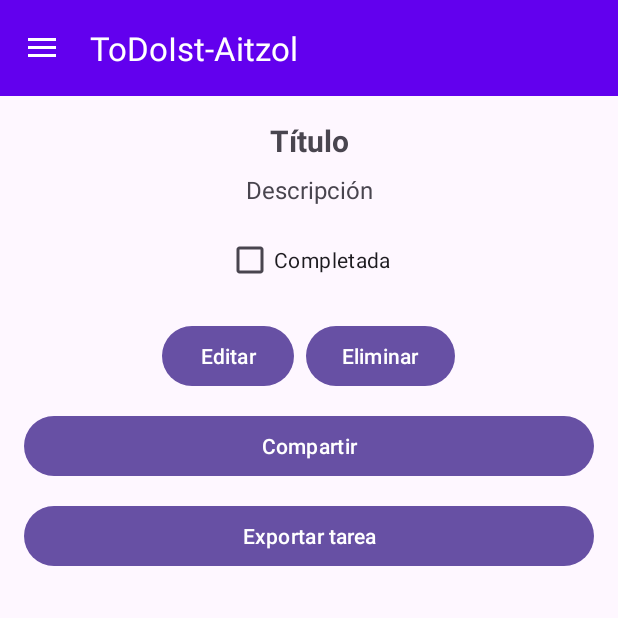
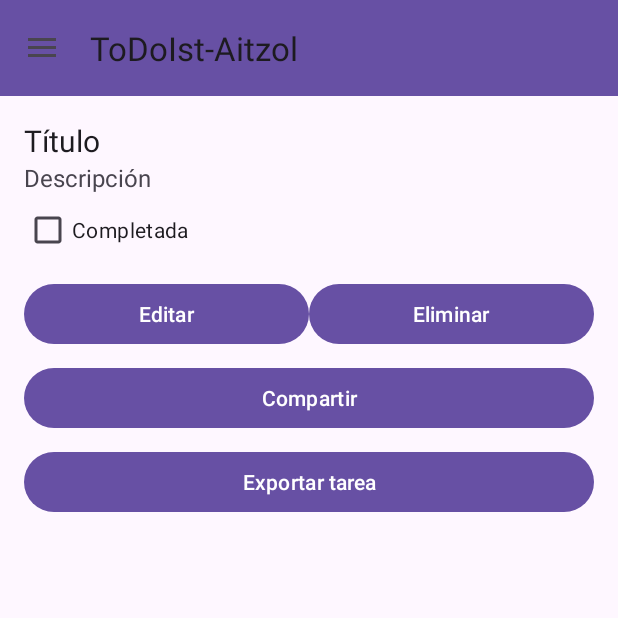
Before and after one commit to aitzolluengo/ToDoIst-Aitzol, an Android app: the fragment TaskDetailFragment placed in its activity, on a phone screen of 412 x 824 dp, the top half of it. Run offline under Robolectric (Android 15) with nearby library versions, the phone set to English and light mode, and no system bars; our stand-ins replace Room's generated code.

Commit message:
La orientación solucionada en todas las pantallas

```diff
--- a/app/src/main/java/com/tzolas/todoist_aitzol/ui/MainActivity.java
+++ b/app/src/main/java/com/tzolas/todoist_aitzol/ui/MainActivity.java
@@ -22,8 +22,6 @@ import com.tzolas.todoist_aitzol.ui.tasklist.TaskListFragment;
 
 import java.util.Locale;
 
-
-
 public class MainActivity extends AppCompatActivity implements NavigationView.OnNavigationItemSelectedListener {
 
     private DrawerLayout drawerLayout;
@@ -32,12 +30,10 @@ public class MainActivity extends AppCompatActivity implements NavigationView.On
     protected void onCreate(Bundle savedInstanceState) {
         SharedPreferences prefs = PreferenceManager.getDefaultSharedPreferences(this);
         String language = prefs.getString("pref_language", "default");
-        setAppLocale(language);
-        applySavedLocale();
+        applyLocale(language);
 
         boolean isDarkMode = prefs.getBoolean("pref_dark_mode", false);
-        setDarkMode(isDarkMode);
-
+        applyDarkMode(isDarkMode);
 
         super.onCreate(savedInstanceState);
         setContentView(R.layout.activity_main);
@@ -59,13 +55,10 @@ public class MainActivity extends AppCompatActivity implements NavigationView.On
             getSupportFragmentManager().beginTransaction()
                     .replace(R.id.fragment_container, new TaskListFragment())
                     .commit();
-            navigationView.setCheckedItem(R.id.nav_tasks);
         }
     }
-    private void applySavedLocale() {
-        SharedPreferences prefs = PreferenceManager.getDefaultSharedPreferences(this);
-        String languageCode = prefs.getString("pref_language", "default");
 
+    private void applyLocale(String languageCode) {
         if (!languageCode.equals("default")) {
             Locale locale = new Locale(languageCode);
             Locale.setDefault(locale);
@@ -75,38 +68,10 @@ public class MainActivity extends AppCompatActivity implements NavigationView.On
         }
     }
 
-
-    private void setAppLocale(String languageCode) {
-        SharedPreferences prefs = PreferenceManager.getDefaultSharedPreferences(this);
-        String currentLanguage = prefs.getString("pref_language", "default");
-
-        // ⚠️ Solo recrear si el idioma ha cambiado
-        if (!currentLanguage.equals(languageCode)) {
-            Locale locale = languageCode.equals("default") ? Locale.getDefault() : new Locale(languageCode);
-            Locale.setDefault(locale);
-
-            Configuration config = new Configuration();
-            config.setLocale(locale);
-
-            getApplicationContext().createConfigurationContext(config);
-
-            // Guarda el nuevo idioma en SharedPreferences
-            SharedPreferences.Editor editor = prefs.edit();
-            editor.putString("pref_language", languageCode);
-            editor.apply();
-
-            recreate(); // ✅ Ahora solo se reinicia si realmente cambió el idioma
-        }
-    }
-
-
-
-
-    private void setDarkMode(boolean isEnabled) {
+    private void applyDarkMode(boolean isEnabled) {
         int nightMode = isEnabled ? AppCompatDelegate.MODE_NIGHT_YES : AppCompatDelegate.MODE_NIGHT_NO;
         AppCompatDelegate.setDefaultNightMode(nightMode);
     }
-
 
     @Override
     public boolean onNavigationItemSelected(@NonNull MenuItem item) {
@@ -124,7 +89,6 @@ public class MainActivity extends AppCompatActivity implements NavigationView.On
             getSupportFragmentManager().beginTransaction()
                     .replace(R.id.fragment_container, new SettingsFragment())
                     .commit();
-            // Implementar fragmento de configuración
         }
 
         drawerLayout.closeDrawer(GravityCompat.START);
--- a/app/src/main/java/com/tzolas/todoist_aitzol/ui/tasklist/TaskListFragment.java
+++ b/app/src/main/java/com/tzolas/todoist_aitzol/ui/tasklist/TaskListFragment.java
@@ -5,6 +5,7 @@ import android.os.Bundle;
 import android.view.LayoutInflater;
 import android.view.View;
 import android.view.ViewGroup;
+
 import androidx.annotation.NonNull;
 import androidx.annotation.Nullable;
 import androidx.fragment.app.Fragment;
@@ -12,13 +13,13 @@ import androidx.lifecycle.ViewModelProvider;
 import androidx.preference.PreferenceManager;
 import androidx.recyclerview.widget.LinearLayoutManager;
 import androidx.recyclerview.widget.RecyclerView;
+
 import com.google.android.material.floatingactionbutton.FloatingActionButton;
 import com.tzolas.todoist_aitzol.R;
 import com.tzolas.todoist_aitzol.data.local.entities.Task;
 import com.tzolas.todoist_aitzol.ui.addtask.AddTaskFragment;
 import com.tzolas.todoist_aitzol.ui.taskdetail.TaskDetailFragment;
 import com.tzolas.todoist_aitzol.viewModel.TaskViewModel;
-
 
 public class TaskListFragment extends Fragment {
 
@@ -64,7 +65,7 @@ public class TaskListFragment extends Fragment {
     private void onTaskClick(Task task) {
         TaskDetailFragment taskDetailFragment = new TaskDetailFragment();
         Bundle bundle = new Bundle();
-        bundle.putParcelable("task", task); // ✅ Usamos Parcelable en lugar de Serializable
+        bundle.putParcelable("task", task);
         taskDetailFragment.setArguments(bundle);
 
         getParentFragmentManager().beginTransaction()
--- /dev/null
+++ b/app/src/main/res/drawable/ic_completed.xml
@@ -0,0 +1,10 @@
+<vector xmlns:android="http://schemas.android.com/apk/res/android"
+    android:width="24dp"
+    android:height="24dp"
+    android:viewportWidth="24"
+    android:viewportHeight="24"
+    android:tint="?attr/colorControlNormal">
+    <path
+        android:fillColor="@android:color/black"
+        android:pathData="M19,3H5c-1.1,0 -2,0.9 -2,2v14c0,1.1 0.9,2 2,2h14c1.1,0 2,-0.9 2,-2V5c0,-1.1 -0.9,-2 -2,-2zM9,17L5,13l1.4,-1.4L9,14.2l8.6,-8.6L19,7L9,17z"/>
+</vector>
--- /dev/null
+++ b/app/src/main/res/drawable/ic_settings.xml
@@ -0,0 +1,10 @@
+<vector xmlns:android="http://schemas.android.com/apk/res/android"
+    android:width="24dp"
+    android:height="24dp"
+    android:viewportWidth="24"
+    android:viewportHeight="24"
+    android:tint="?attr/colorControlNormal">
+    <path
+        android:fillColor="@android:color/black"
+        android:pathData="M12,15.5A3.5,3.5 0 1,1 15.5,12A3.5,3.5 0 0,1 12,15.5M19.4,12A7.4,7.4 0 0,1 12,19.4A7.4,7.4 0 0,1 4.6,12A7.4,7.4 0 0,1 12,4.6A7.4,7.4 0 0,1 19.4,12M22,12A10,10 0 0,0 12,2A10,10 0 0,0 2,12A10,10 0 0,0 12,22A10,10 0 0,0 22,12Z"/>
+</vector>
--- /dev/null
+++ b/app/src/main/res/drawable/ic_task.xml
@@ -0,0 +1,10 @@
+<vector xmlns:android="http://schemas.android.com/apk/res/android"
+    android:width="24dp"
+    android:height="24dp"
+    android:viewportWidth="24"
+    android:viewportHeight="24"
+    android:tint="?attr/colorControlNormal">
+    <path
+        android:fillColor="@android:color/black"
+        android:pathData="M9,16.2L4.8,12l-1.4,1.4L9,19,21,7l-1.4,-1.4L9,16.2z"/>
+</vector>
--- /dev/null
+++ b/app/src/main/res/layout-land/activity_main.xml
@@ -0,0 +1,28 @@
+<?xml version="1.0" encoding="utf-8"?>
+<androidx.constraintlayout.widget.ConstraintLayout
+    xmlns:android="http://schemas.android.com/apk/res/android"
+    xmlns:app="http://schemas.android.com/apk/res-auto"
+    xmlns:tools="http://schemas.android.com/tools"
+    android:layout_width="match_parent"
+    android:layout_height="match_parent"
+    tools:context=".ui.MainActivity">
+
+    <!-- Fragmento de lista de tareas -->
+    <FrameLayout
+        android:id="@+id/fragment_task_list"
+        android:layout_width="0dp"
+        android:layout_height="match_parent"
+        android:layout_weight="1"
+        app:layout_constraintStart_toStartOf="parent"
+        app:layout_constraintEnd_toStartOf="@+id/fragment_task_detail"/>
+
+    <!-- Fragmento de detalles de la tarea -->
+    <FrameLayout
+        android:id="@+id/fragment_task_detail"
+        android:layout_width="0dp"
+        android:layout_height="match_parent"
+        android:layout_weight="1"
+        app:layout_constraintStart_toEndOf="@+id/fragment_task_list"
+        app:layout_constraintEnd_toEndOf="parent"/>
+
+</androidx.constraintlayout.widget.ConstraintLayout>
--- a/app/src/main/res/layout/activity_main.xml
+++ b/app/src/main/res/layout/activity_main.xml
@@ -1,37 +1,38 @@
 <?xml version="1.0" encoding="utf-8"?>
-<androidx.drawerlayout.widget.DrawerLayout xmlns:android="http://schemas.android.com/apk/res/android"
+<androidx.drawerlayout.widget.DrawerLayout
+    xmlns:android="http://schemas.android.com/apk/res/android"
     xmlns:app="http://schemas.android.com/apk/res-auto"
-    xmlns:tools="http://schemas.android.com/tools"
     android:id="@+id/drawer_layout"
     android:layout_width="match_parent"
-    android:layout_height="match_parent"
-    tools:context=".ui.MainActivity">
+    android:layout_height="match_parent">
 
+    <!-- Contenedor principal -->
     <LinearLayout
         android:layout_width="match_parent"
         android:layout_height="match_parent"
         android:orientation="vertical">
 
+        <!-- Barra de herramientas -->
         <androidx.appcompat.widget.Toolbar
             android:id="@+id/toolbar"
             android:layout_width="match_parent"
-            android:layout_height="wrap_content"
-            android:background="@color/colorPrimary"
-            android:theme="@style/ThemeOverlay.AppCompat.Dark.ActionBar"
-            app:title="@string/app_name" />
+            android:layout_height="?attr/actionBarSize"
+            android:background="?attr/colorPrimary"
+            app:popupTheme="@style/ThemeOverlay.AppCompat.Light"/>
 
+        <!-- Contenedor para los fragmentos -->
         <FrameLayout
             android:id="@+id/fragment_container"
             android:layout_width="match_parent"
-            android:layout_height="match_parent" />
+            android:layout_height="match_parent"/>
     </LinearLayout>
 
+    <!-- Menú de navegación -->
     <com.google.android.material.navigation.NavigationView
         android:id="@+id/nav_view"
         android:layout_width="wrap_content"
         android:layout_height="match_parent"
         android:layout_gravity="start"
-        app:headerLayout="@layout/nav_header"
-        app:menu="@menu/drawer_menu" />
+        app:menu="@menu/drawer_menu"/>
 
 </androidx.drawerlayout.widget.DrawerLayout>
--- a/app/src/main/res/layout/fragment_task_detail.xml
+++ b/app/src/main/res/layout/fragment_task_detail.xml
@@ -1,10 +1,14 @@
-<?xml version="1.0" encoding="utf-8"?>
-<LinearLayout xmlns:android="http://schemas.android.com/apk/res/android"
+<ScrollView
+    xmlns:android="http://schemas.android.com/apk/res/android"
     android:layout_width="match_parent"
     android:layout_height="match_parent"
+    android:fillViewport="true">
+
+    <LinearLayout
+        android:layout_width="match_parent"
+        android:layout_height="wrap_content"
         android:orientation="vertical"
-    android:padding="16dp"
-    android:gravity="center_horizontal">
+        android:padding="16dp">
 
         <!-- Título de la tarea -->
         <TextView
@@ -13,9 +17,7 @@
             android:layout_height="wrap_content"
             android:text="@string/task_title"
             android:textSize="20sp"
-        android:textStyle="bold"
-        android:gravity="center"
-        android:layout_marginBottom="8dp"/>
+            android:textAppearance="?android:attr/textAppearanceLarge"/>
 
         <!-- Descripción de la tarea -->
         <TextView
@@ -24,8 +26,7 @@
             android:layout_height="wrap_content"
             android:text="@string/task_description"
             android:textSize="16sp"
-        android:gravity="center"
-        android:layout_marginBottom="12dp"/>
+            android:textAppearance="?android:attr/textAppearanceMedium"/>
 
         <!-- Checkbox para marcar como completada -->
         <CheckBox
@@ -33,47 +34,50 @@
             android:layout_width="wrap_content"
             android:layout_height="wrap_content"
             android:text="@string/task_completed"
-        android:autofillHints="taskCompleted"
-        android:layout_marginBottom="16dp"/>
+            android:autofillHints="taskCompleted"/>
 
-    <!-- Botones de Editar y Eliminar alineados horizontalmente -->
+        <!-- Contenedor de botones -->
         <LinearLayout
             android:layout_width="match_parent"
             android:layout_height="wrap_content"
             android:orientation="horizontal"
-        android:gravity="center">
+            android:gravity="center"
+            android:layout_marginTop="8dp">
 
+            <!-- Botón para editar -->
             <Button
                 android:id="@+id/buttonEdit"
-            android:layout_width="wrap_content"
+                android:layout_width="0dp"
+                android:layout_weight="1"
                 android:layout_height="wrap_content"
                 android:text="@string/button_edit"
-            android:paddingHorizontal="24dp"
-            android:layout_marginEnd="8dp"/>
+                android:paddingHorizontal="16dp"/>
 
+            <!-- Botón para eliminar -->
             <Button
                 android:id="@+id/buttonDelete"
-            android:layout_width="wrap_content"
+                android:layout_width="0dp"
+                android:layout_weight="1"
                 android:layout_height="wrap_content"
                 android:text="@string/button_delete"
-            android:paddingHorizontal="24dp"/>
+                android:paddingHorizontal="16dp"/>
         </LinearLayout>
 
-    <!-- Botón de Compartir -->
+        <!-- Botón para compartir -->
         <Button
             android:id="@+id/buttonShare"
             android:layout_width="match_parent"
             android:layout_height="wrap_content"
             android:text="@string/button_share"
-        android:layout_marginTop="12dp"
-        android:paddingVertical="8dp"/>
+            android:layout_marginTop="8dp"/>
 
-    <!-- Botón de Exportar -->
+        <!-- Botón para exportar -->
         <Button
             android:id="@+id/buttonExport"
             android:layout_width="match_parent"
             android:layout_height="wrap_content"
             android:text="@string/export_task"
-        android:layout_marginTop="12dp"
-        android:paddingVertical="8dp"/>
+            android:layout_marginTop="8dp"/>
+
     </LinearLayout>
+</ScrollView>
--- a/app/src/main/res/menu/drawer_menu.xml
+++ b/app/src/main/res/menu/drawer_menu.xml
@@ -1,18 +1,22 @@
+<?xml version="1.0" encoding="utf-8"?>
 <menu xmlns:android="http://schemas.android.com/apk/res/android">
+
+    <!-- Opción para ver las tareas -->
     <item
         android:id="@+id/nav_tasks"
-        android:icon="@android:drawable/ic_menu_agenda"
-        android:title="@string/nav_tasks" />
+        android:icon="@drawable/ic_task"
+        android:title="@string/nav_tasks"/>
 
+    <!-- Opción para ver tareas completadas -->
     <item
         android:id="@+id/nav_completed"
-        android:icon="@android:drawable/ic_menu_info_details"
-        android:title="@string/nav_completed" />
+        android:icon="@drawable/ic_completed"
+        android:title="@string/nav_completed"/>
 
+    <!-- Opción para configuración -->
     <item
         android:id="@+id/nav_settings"
-        android:icon="@android:drawable/ic_menu_preferences"
-        android:title="@string/nav_settings" />
-
+        android:icon="@drawable/ic_settings"
+        android:title="@string/nav_settings"/>
 
 </menu>
```
Also changed, not shown: app/src/main/AndroidManifest.xml (+6 -3 lines). Lines whose indentation alone changed are shown as unchanged.
